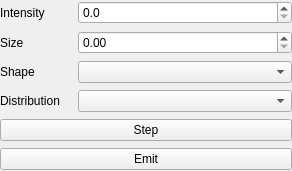
The window that applications/ParticlesEditor/src/SceneTab/EmitterWidget.ui (AluminiumRat/mtt) describes before a commit, drawn with Qt 5.
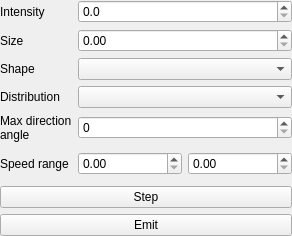
The same window after the commit.

Commit message: directionAngle and speedRange added to EmitterObject

What changed in the file:
```diff
--- a/applications/ParticlesEditor/src/SceneTab/EmitterWidget.ui
+++ b/applications/ParticlesEditor/src/SceneTab/EmitterWidget.ui
@@ -7,7 +7,7 @@
     <x>0</x>
     <y>0</y>
     <width>292</width>
-    <height>171</height>
+    <height>236</height>
    </rect>
   </property>
   <property name="windowTitle">
@@ -143,6 +143,112 @@
      </item>
     </layout>
    </item>
+   <item>
+    <layout class="QHBoxLayout" name="directionAngleLayout">
+     <item>
+      <widget class="QLabel" name="directionAngleLabel">
+       <property name="sizePolicy">
+        <sizepolicy hsizetype="Preferred" vsizetype="Preferred">
+         <horstretch>1</horstretch>
+         <verstretch>0</verstretch>
+        </sizepolicy>
+       </property>
+       <property name="text">
+        <string>Max direction angle</string>
+       </property>
+       <property name="wordWrap">
+        <bool>true</bool>
+       </property>
+      </widget>
+     </item>
+     <item>
+      <widget class="QDoubleSpinBox" name="directionAngleSpin">
+       <property name="sizePolicy">
+        <sizepolicy hsizetype="Minimum" vsizetype="Fixed">
+         <horstretch>3</horstretch>
+         <verstretch>0</verstretch>
+        </sizepolicy>
+       </property>
+       <property name="decimals">
+        <number>0</number>
+       </property>
+       <property name="maximum">
+        <double>360.000000000000000</double>
+       </property>
+       <property name="singleStep">
+        <double>10.000000000000000</double>
+       </property>
+      </widget>
+     </item>
+    </layout>
+   </item>
+   <item>
+    <layout class="QHBoxLayout" name="speedRangeLayout">
+     <property name="leftMargin">
+      <number>0</number>
+     </property>
+     <item>
+      <widget class="QLabel" name="SpeedRangeLabel">
+       <property name="sizePolicy">
+        <sizepolicy hsizetype="Preferred" vsizetype="Preferred">
+         <horstretch>1</horstretch>
+         <verstretch>0</verstretch>
+        </sizepolicy>
+       </property>
+       <property name="text">
+        <string>Speed range</string>
+       </property>
+       <property name="wordWrap">
+        <bool>true</bool>
+       </property>
+      </widget>
+     </item>
+     <item>
+      <widget class="QWidget" name="speedRangeFrame" native="true">
+       <property name="sizePolicy">
+        <sizepolicy hsizetype="Preferred" vsizetype="Preferred">
+         <horstretch>3</horstretch>
+         <verstretch>0</verstretch>
+        </sizepolicy>
+       </property>
+       <layout class="QHBoxLayout" name="horizontalLayout">
+        <property name="leftMargin">
+         <number>0</number>
+        </property>
+        <property name="topMargin">
+         <number>0</number>
+        </property>
+        <property name="rightMargin">
+         <number>0</number>
+        </property>
+        <property name="bottomMargin">
+         <number>0</number>
+        </property>
+        <item>
+         <widget class="QDoubleSpinBox" name="minSpeedSpin">
+          <property name="maximum">
+           <double>1000.000000000000000</double>
+          </property>
+          <property name="singleStep">
+           <double>0.100000000000000</double>
+          </property>
+         </widget>
+        </item>
+        <item>
+         <widget class="QDoubleSpinBox" name="maxSpeedSpin">
+          <property name="maximum">
+           <double>1000.000000000000000</double>
+          </property>
+          <property name="singleStep">
+           <double>0.100000000000000</double>
+          </property>
+         </widget>
+        </item>
+       </layout>
+      </widget>
+     </item>
+    </layout>
+   </item>
    <item>
     <widget class="QPushButton" name="stepButton">
      <property name="text">
```
The commit also changes 12 other files.
